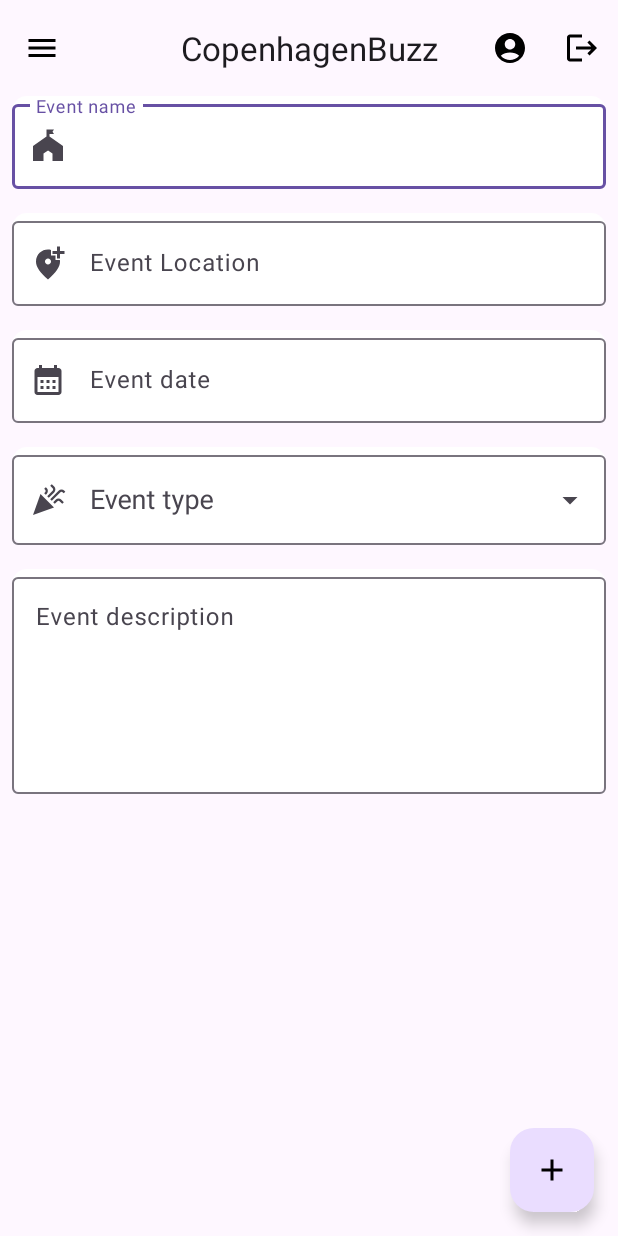
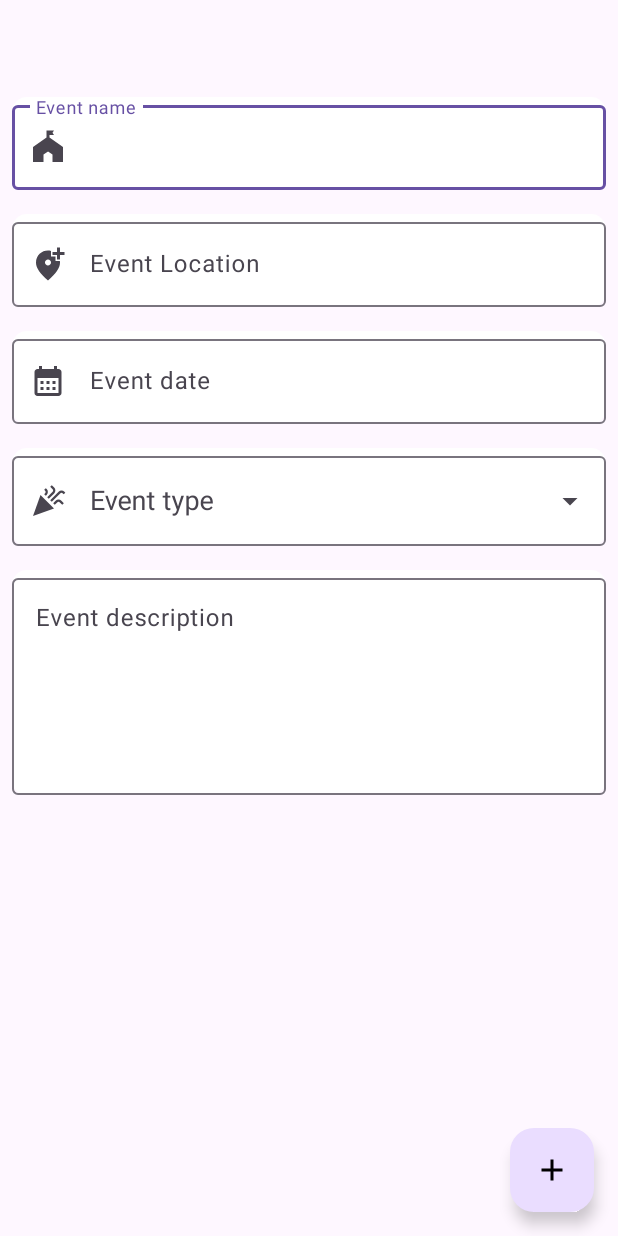
Before and after one commit to JonasSkjodt/CopenhagenBuzz, an Android app: the layout content_main.xml on its own in the app's theme, with its tools: preview values and no code run, on a phone screen of 412 x 824 dp. Run offline under Robolectric (Android 15) with nearby library versions, the phone set to English and light mode, and no system bars.

Commit message:
all ex3 done

```diff
--- a/app/src/main/res/layout/content_main.xml
+++ b/app/src/main/res/layout/content_main.xml
@@ -13,46 +13,16 @@ https://developer.android.com/reference/androidx/constraintlayout/widget/Constra
     for the menu, appluapp:menu="@menu/top_app_bar"
     -->
 
-    <com.google.android.material.appbar.AppBarLayout
-        android:id="@+id/text_view_app_name"
-        android:layout_width="match_parent"
-        android:layout_height="wrap_content"
-        app:layout_constraintTop_toTopOf="parent">
-
-    <com.google.android.material.appbar.MaterialToolbar
-        android:id="@+id/topAppBar"
-        android:layout_width="match_parent"
-        android:layout_height="wrap_content"
-        android:minHeight="?attr/actionBarSize"
-        app:title="@string/app_name"
-        app:titleCentered="true"
-        app:navigationIcon="@drawable/baseline_menu_24"
-        app:menu="@menu/top_app_bar" />
-
-    </com.google.android.material.appbar.AppBarLayout>
-
-    <androidx.core.widget.NestedScrollView
-        android:id="@+id/nestedScrollView"
-        android:layout_width="match_parent"
-        android:layout_height="0dp"
-        app:layout_behavior="@string/appbar_scrolling_view_behavior"
-        app:layout_constraintTop_toBottomOf="@id/text_view_app_name"
-        app:layout_constraintBottom_toBottomOf="parent">
-
-        <!-- Scrollable content -->
-    </androidx.core.widget.NestedScrollView>
-
-    <!--<TextView
+    <TextView
         style="?textAppearanceHeadlineSmall"
         android:id="@+id/text_view_app_name"
         android:layout_width="wrap_content"
         android:layout_height="wrap_content"
         android:layout_marginBottom="16dp"
-        android:text="@string/app_name"
         app:layout_constraintEnd_toEndOf="parent"
         app:layout_constraintStart_toStartOf="parent"
         app:layout_constraintTop_toTopOf="parent"
-    />-->
+    />
 
     <!-- Event Name field -->
     <com.google.android.material.textfield.TextInputLayout
@@ -61,6 +31,7 @@ https://developer.android.com/reference/androidx/constraintlayout/widget/Constra
         android:layout_height="wrap_content"
         android:layout_marginStart="8dp"
         android:layout_marginEnd="8dp"
+        android:layout_marginTop="32dp"
         android:background="@drawable/rounded_corners"
         android:hint="@string/event_name"
         app:startIconDrawable="@drawable/baseline_festival_24"
--- a/app/src/main/res/menu/top_app_bar.xml
+++ b/app/src/main/res/menu/top_app_bar.xml
@@ -13,6 +13,6 @@
         android:id="@+id/guest_account_item"
         android:icon="@drawable/baseline_logout_24"
         android:title="@string/Login"
-        app:showAsAction="ifRoom"/>
+        app:showAsAction="ifRoom"/>a
 
 </menu>
```
Also changed, not shown: app/src/main/res/layout/activity_main.xml (+26 -14 lines).
